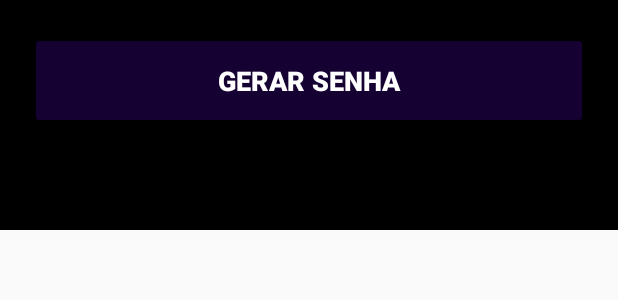
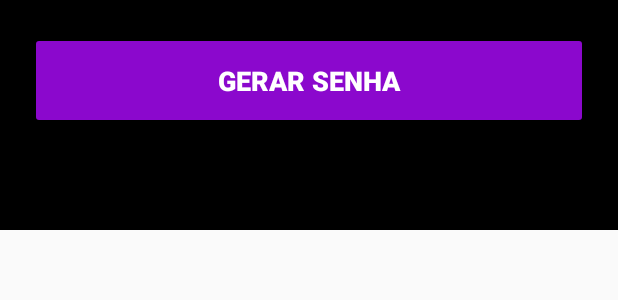
Before and after one commit to cleber77/Gerado-de-Senha-, an Android app: the layout activity_main.xml on its own in the app's theme, with its tools: preview values and no code run, on a phone screen of 412 x 824 dp. Shown: the top 300 px of the screen. Run offline under Robolectric (Android 15) with nearby library versions, the phone set to English and light mode, and no system bars.

Commit message:
Animação 02

```diff
--- a/app/src/main/res/values/colors.xml
+++ b/app/src/main/res/values/colors.xml
@@ -5,6 +5,6 @@
     <color name="yellow">#FFD600</color>
     <color name="blue">#0843E6</color>
     <color name="orenge">#FF6D00</color>
-    <color name="purple">#150132</color>
+    <color name="purple">#8B08CD</color>
 
 </resources>
```
Also changed, not shown: app/src/main/res/layout/activity_main.xml (line endings or trailing spaces).
